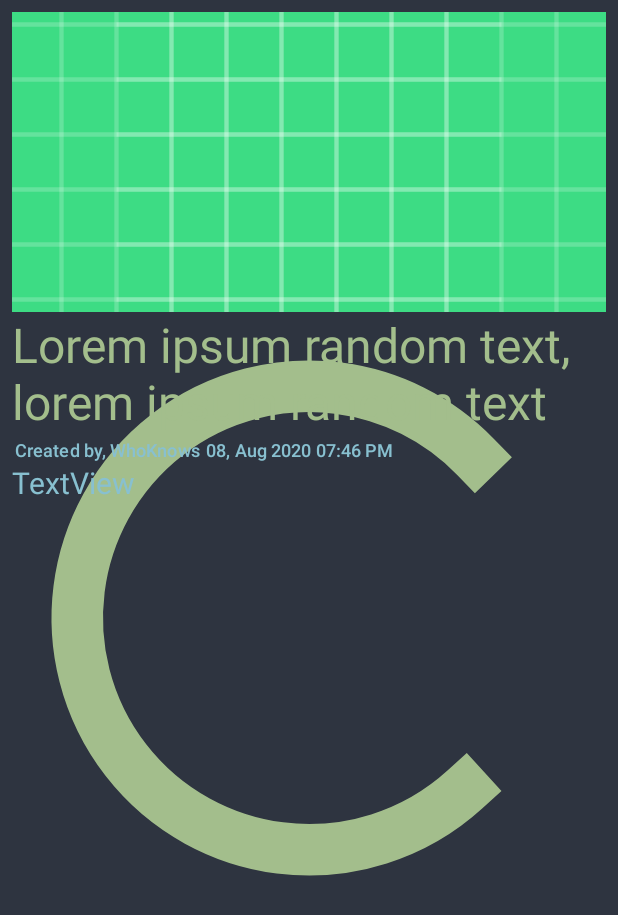
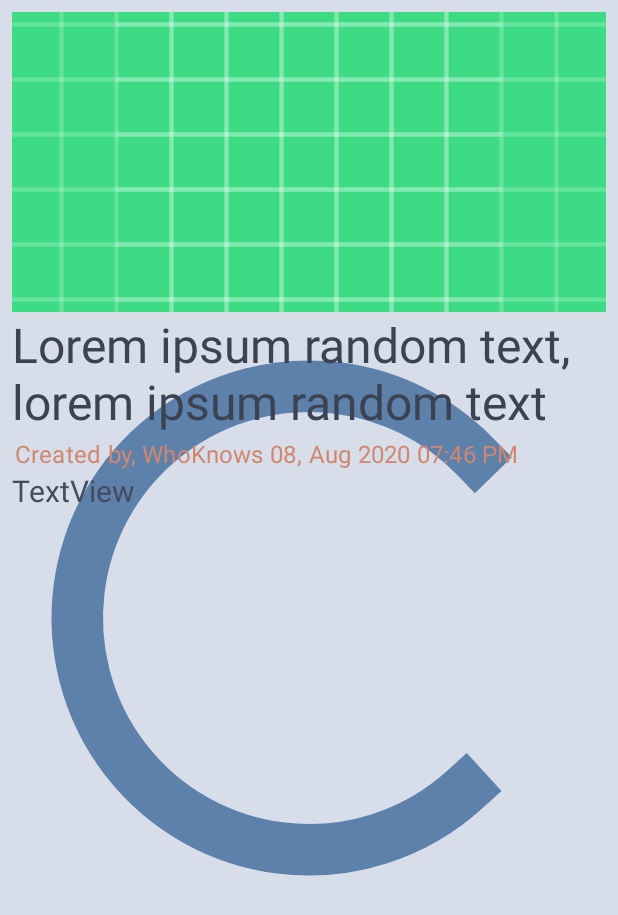
Before and after one commit to mrwhoknows55/csgeeks-blog-app, an Android app: the layout fragment_article.xml on its own in the app's theme, with its tools: preview values and no code run, on a phone screen of 412 x 824 dp. Shown: the top 915 px of the screen. Run offline under Robolectric (Android 15) with nearby library versions, the phone set to English and light mode, and no system bars; plain views replace BounceLoader.

Commit message:
add dark+light themes

```diff
--- a/app/src/main/res/layout/fragment_article.xml
+++ b/app/src/main/res/layout/fragment_article.xml
@@ -4,7 +4,7 @@
     xmlns:tools="http://schemas.android.com/tools"
     android:layout_width="match_parent"
     android:layout_height="match_parent"
-    android:background="@color/colorBackgroundDark">
+    android:background="@color/colorBackgroundDark3">
 
     <com.agrawalsuneet.dotsloader.loaders.BounceLoader
         android:id="@+id/bounceLoader"
@@ -40,7 +40,7 @@
         android:layout_height="wrap_content"
         android:layout_marginStart="8dp"
         android:layout_marginEnd="2dp"
-        android:textColor="@color/colorNordGreen"
+        android:textColor="@color/colorTextPrimary"
         android:textSize="32sp"
         app:layout_constraintEnd_toEndOf="parent"
         app:layout_constraintStart_toStartOf="parent"
@@ -53,9 +53,8 @@
         android:layout_height="wrap_content"
         android:layout_marginStart="10dp"
         android:layout_marginTop="2dp"
-        android:textAppearance="@style/TextAppearance.MaterialComponents.Subtitle2"
-        android:textColor="#88C0D0"
-        android:textSize="12sp"
+        android:textAppearance="@style/TextAppearance.MaterialComponents.Subtitle1"
+        android:textColor="@color/colorNordOrange"
         app:layout_constraintStart_toStartOf="parent"
         app:layout_constraintTop_toBottomOf="@+id/tvArticleTitle"
         tools:text="Created by, WhoKnows" />
@@ -66,9 +65,8 @@
         android:layout_height="wrap_content"
         android:layout_marginStart="4dp"
         android:layout_marginTop="2dp"
-        android:textAppearance="@style/TextAppearance.MaterialComponents.Subtitle2"
-        android:textColor="#88C0D0"
-        android:textSize="12sp"
+        android:textAppearance="@style/TextAppearance.MaterialComponents.Subtitle1"
+        android:textColor="@color/colorNordOrange"
         app:layout_constraintStart_toEndOf="@+id/tvAuthorName"
         app:layout_constraintTop_toBottomOf="@+id/tvArticleTitle"
         tools:text="08, Aug 2020 07:46 PM" />
@@ -88,7 +86,7 @@
             android:layout_width="wrap_content"
             android:layout_height="wrap_content"
             android:paddingBottom="8dp"
-            android:textColor="#88C0D0"
+            android:textColor="@color/colorTextSecondary"
             android:textSize="20sp"
             tools:text="TextView" />
     </ScrollView>
--- a/app/src/main/res/layout/fragment_articles_list.xml
+++ b/app/src/main/res/layout/fragment_articles_list.xml
@@ -4,7 +4,7 @@
     xmlns:tools="http://schemas.android.com/tools"
     android:layout_width="match_parent"
     android:layout_height="match_parent"
-    android:background="@color/colorPrimaryDark"
+    android:background="@color/colorBackgroundDark3"
     tools:context=".ui.ArticlesListFragment">
 
     <com.agrawalsuneet.dotsloader.loaders.BounceLoader
--- a/app/src/main/res/layout/fragment_author.xml
+++ b/app/src/main/res/layout/fragment_author.xml
@@ -4,7 +4,7 @@
     xmlns:tools="http://schemas.android.com/tools"
     android:layout_width="match_parent"
     android:layout_height="match_parent"
-    android:background="@color/colorBackgroundDark">
+    android:background="@color/colorBackgroundDark3">
 
     <TextView
         android:id="@+id/tvAuthorProfileName"
@@ -12,7 +12,7 @@
         android:layout_height="wrap_content"
         android:layout_marginTop="120dp"
         android:textAppearance="@style/TextAppearance.MaterialComponents.Headline3"
-        android:textColor="@color/colorNordGreen"
+        android:textColor="@color/colorNordOrange"
         app:layout_constraintEnd_toEndOf="parent"
         app:layout_constraintStart_toStartOf="parent"
         app:layout_constraintTop_toTopOf="parent"
@@ -56,7 +56,7 @@
         android:layout_marginTop="16dp"
         android:textAlignment="center"
         android:textAppearance="@style/TextAppearance.MaterialComponents.Subtitle1"
-        android:textColor="@color/colorNordYellow"
+        android:textColor="@color/colorNordOrange"
         app:layout_constraintEnd_toEndOf="parent"
         app:layout_constraintHorizontal_bias="1.0"
         app:layout_constraintStart_toStartOf="parent"
--- a/app/src/main/res/values/colors.xml
+++ b/app/src/main/res/values/colors.xml
@@ -4,10 +4,10 @@
     <color name="colorPrimaryDark">#2E3440</color>
     <color name="colorAccent">#A3BE8C</color>
 
-    <color name="colorBackgroundDark">#2E3440</color>
-    <color name="colorBackgroundDark2">#3B4252</color>
-    <color name="colorBackgroundDark3">#434C5E</color>
-    <color name="colorBackgroundLight">#ECEFF4</color>
+    <color name="colorBackgroundDark">#ECEFF4</color>
+    <color name="colorBackgroundDark2">#E5E9F0</color>
+    <color name="colorBackgroundDark3">#D8DEE9</color>
+    <color name="colorForeground">#2E3440</color>
 
     <color name="colorNordRed">#BF616A</color>
     <color name="colorNordBlue">#5E81AC</color>
@@ -15,6 +15,7 @@
     <color name="colorNordYellow">#EBCB8B</color>
     <color name="colorNordGreen">#A3BE8C</color>
 
-    <color name="colorTextPrimary">#ECEFF4</color>
-    <color name="colorTextSecondary">#D8DEE9</color>
+    <color name="colorTextPrimary">#3B4252</color>
+    <color name="colorTextSecondary">#434C5E</color>
+    <color name="colorTextToolbar">#ECEFF4</color>
 </resources>
--- a/app/src/main/res/values/styles.xml
+++ b/app/src/main/res/values/styles.xml
@@ -1,10 +1,10 @@
 <resources>
     <!-- Base application theme. -->
-    <style name="AppTheme" parent="Theme.MaterialComponents.Light.DarkActionBar">
+    <style name="AppTheme" parent="Theme.MaterialComponents.DayNight.NoActionBar">
         <!-- Customize your theme here. -->
         <item name="colorPrimary">@color/colorPrimary</item>
         <item name="colorPrimaryDark">@color/colorPrimaryDark</item>
-        <item name="colorAccent">@color/colorAccent</item>
+        <item name="colorAccent">@color/colorNordBlue</item>
     </style>
 
 </resources>
```
Also changed, not shown: app/src/main/res/layout/activity_main.xml (+29 -7 lines), app/src/main/res/layout/item_post_meta_card.xml (+7 -6 lines).
